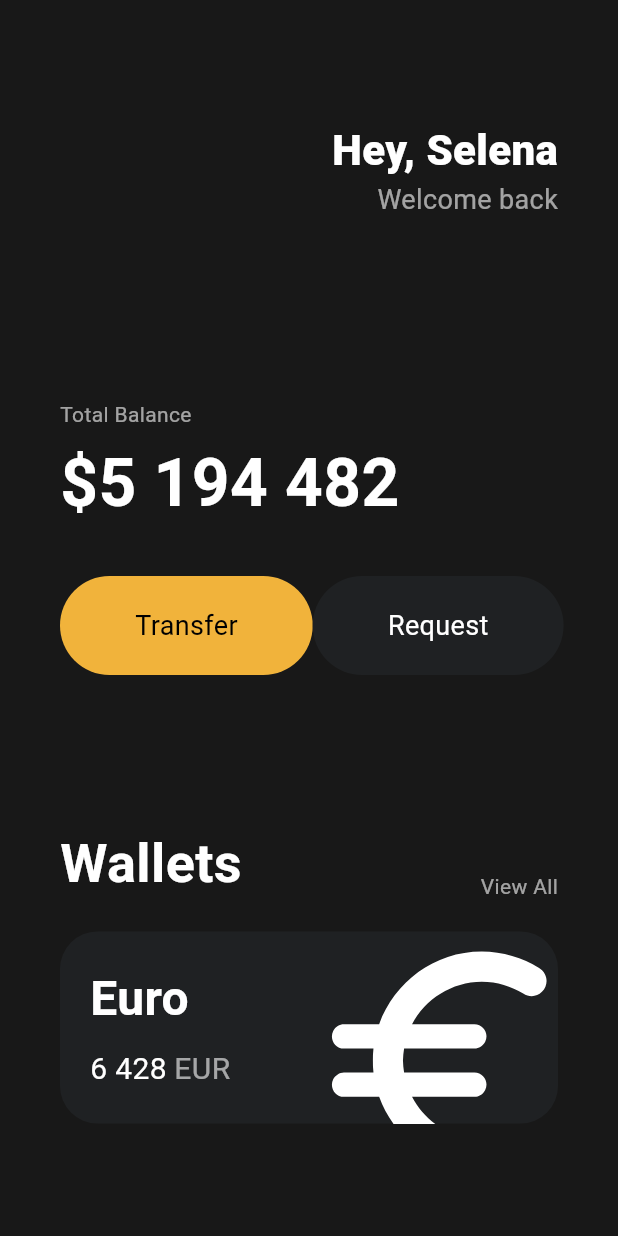
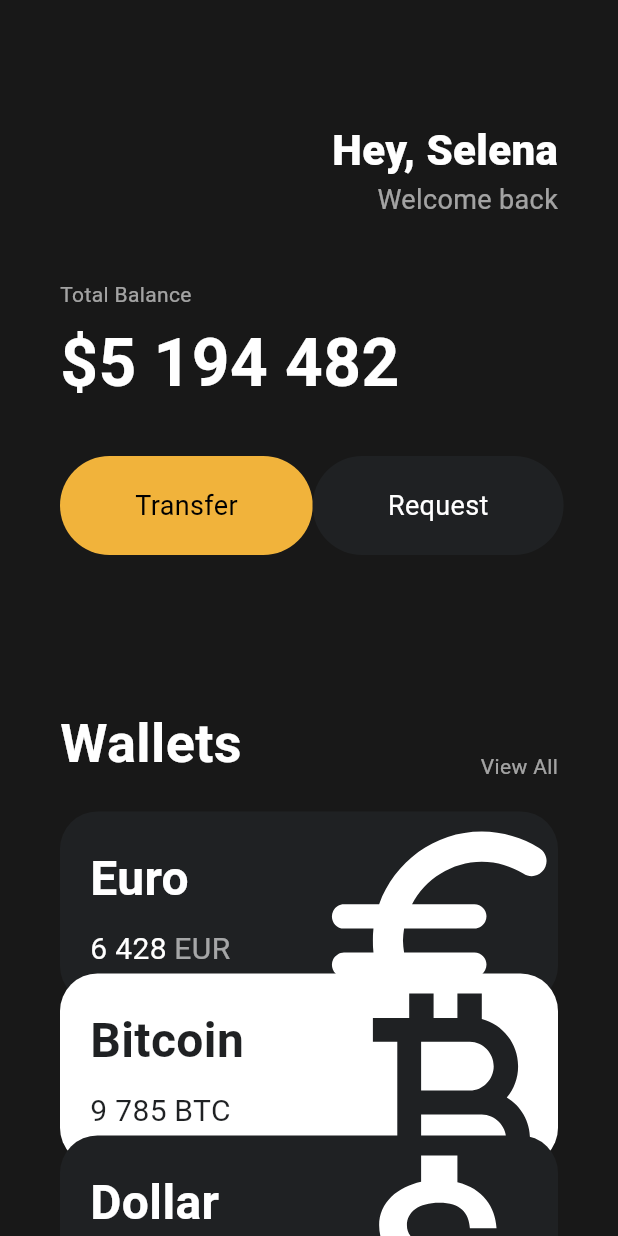
Before and after one commit to alwayz0121/webtoon_app, a Flutter app: the screen it shows after launch, on a phone screen of 412 x 824 dp. Run offline on Flutter 3.47's test engine with Material 3 defaults, Android fonts, the phone set to English and light mode, and no system bars.

Commit message:
Design: Card Widget - transform : order

```diff
--- a/lib/main.dart
+++ b/lib/main.dart
@@ -1,5 +1,6 @@
 import 'package:flutter/material.dart';
 import 'package:webtoon_app/widgets/button.dart';
+import 'package:webtoon_app/widgets/currency_card.dart';
 
 void main() {
   runApp(const MyApp());
@@ -10,16 +11,17 @@ class MyApp extends StatelessWidget {
 
   @override
   Widget build(BuildContext context) {
-    return MaterialApp(
+    return const MaterialApp(
       home: Scaffold(
-        backgroundColor: const Color(0XFF181818),
-        body: Padding(
-          padding: const EdgeInsets.symmetric(horizontal: 40),
+        backgroundColor: Color(0XFF181818),
+        body: SingleChildScrollView(
+          child: Padding(
+            padding: EdgeInsets.symmetric(horizontal: 40),
             child: Column(
               crossAxisAlignment: CrossAxisAlignment.start,
               children: [
-              const SizedBox(height: 80),
-              const Row(
+                SizedBox(height: 80),
+                Row(
                   mainAxisAlignment: MainAxisAlignment.end,
                   children: [
                     Column(
@@ -41,13 +43,10 @@ class MyApp extends StatelessWidget {
                     ),
                   ],
                 ),
-              const SizedBox(height: 120),
-              const Text(
-                'Total Balance',
-                style: TextStyle(color: Colors.white60),
-              ),
-              const SizedBox(height: 5),
-              const Text(
+                SizedBox(height: 40),
+                Text('Total Balance', style: TextStyle(color: Colors.white60)),
+                SizedBox(height: 5),
+                Text(
                   '\$5 194 482',
                   style: TextStyle(
                     fontSize: 44,
@@ -55,8 +54,8 @@ class MyApp extends StatelessWidget {
                     color: Colors.white,
                   ),
                 ),
-              const SizedBox(height: 30),
-              const Row(
+                SizedBox(height: 30),
+                Row(
                   mainAxisAlignment: MainAxisAlignment.spaceBetween,
                   children: [
                     Button(
@@ -71,8 +70,8 @@ class MyApp extends StatelessWidget {
                     ),
                   ],
                 ),
-              const SizedBox(height: 100),
-              const Row(
+                SizedBox(height: 100),
+                Row(
                   mainAxisAlignment: MainAxisAlignment.spaceBetween,
                   crossAxisAlignment: CrossAxisAlignment.end,
                   children: [
@@ -87,67 +86,33 @@ class MyApp extends StatelessWidget {
                     Text('View All', style: TextStyle(color: Colors.white60)),
                   ],
                 ),
-              const SizedBox(height: 20),
-              Container(
-                clipBehavior: Clip.hardEdge,
-                decoration: BoxDecoration(
-                  color: const Color(0xff1f2123),
-                  borderRadius: BorderRadius.circular(25),
+                SizedBox(height: 20),
+                CurrencyCard(
+                  order: 0,
+                  name: 'Euro',
+                  code: 'EUR',
+                  amount: '6 428',
+                  icon: Icons.euro_rounded,
+                  isInverted: false,
                 ),
-                child: Padding(
-                  padding: const EdgeInsets.all(20),
-                  child: Row(
-                    mainAxisAlignment: MainAxisAlignment.spaceBetween,
-                    children: [
-                      const Column(
-                        crossAxisAlignment: CrossAxisAlignment.start,
-                        children: [
-                          Text(
-                            'Euro',
-                            style: TextStyle(
-                              color: Colors.white,
-                              fontSize: 32,
-                              fontWeight: FontWeight.w600,
+                CurrencyCard(
+                  order: 1,
+                  name: 'Bitcoin',
+                  code: 'BTC',
+                  amount: '9 785',
+                  icon: Icons.currency_bitcoin,
+                  isInverted: true,
                 ),
-                          ),
-                          SizedBox(height: 10),
-                          Row(
-                            children: [
-                              Text(
-                                '6 428',
-                                style: TextStyle(
-                                  color: Colors.white,
-                                  fontSize: 20,
-                                ),
-                              ),
-                              SizedBox(width: 5),
-                              Text(
-                                'EUR',
-                                style: TextStyle(
-                                  color: Colors.white60,
-                                  fontSize: 20,
-                                ),
+                CurrencyCard(
+                  order: 2,
+                  name: 'Dollar',
+                  code: 'USD',
+                  amount: '6 428',
+                  icon: Icons.attach_money_outlined,
+                  isInverted: false,
                 ),
               ],
             ),
-                        ],
-                      ),
-                      Transform.scale(
-                        scale: 2.2,
-                        child: Transform.translate(
-                          offset: const Offset(-5, 10),
-                          child: const Icon(
-                            Icons.euro_rounded,
-                            color: Colors.white,
-                            size: 88,
-                          ),
-                        ),
-                      ),
-                    ],
-                  ),
-                ),
-              ),
-            ],
           ),
         ),
       ),
--- /dev/null
+++ b/lib/widgets/currency_card.dart
@@ -0,0 +1,86 @@
+import 'package:flutter/material.dart';
+
+class CurrencyCard extends StatelessWidget {
+  final String name, code, amount;
+  final IconData icon;
+  final double order;
+
+  final bool isInverted;
+  final _blackColor = const Color(0xff1f2123);
+
+  const CurrencyCard({
+    super.key,
+    required this.name,
+    required this.code,
+    required this.amount,
+    required this.icon,
+    required this.isInverted,
+    required this.order,
+  });
+
+  @override
+  Widget build(BuildContext context) {
+    return Transform.translate(
+      offset: Offset(0, -20 * order),
+      child: Container(
+        clipBehavior: Clip.hardEdge,
+        decoration: BoxDecoration(
+          color: isInverted ? Colors.white : _blackColor,
+          borderRadius: BorderRadius.circular(25),
+        ),
+        child: Padding(
+          padding: const EdgeInsets.all(20),
+          child: Row(
+            mainAxisAlignment: MainAxisAlignment.spaceBetween,
+            children: [
+              Column(
+                crossAxisAlignment: CrossAxisAlignment.start,
+                children: [
+                  Text(
+                    name,
+                    style: TextStyle(
+                      color: isInverted ? _blackColor : Colors.white,
+                      fontSize: 32,
+                      fontWeight: FontWeight.w600,
+                    ),
+                  ),
+                  const SizedBox(height: 10),
+                  Row(
+                    children: [
+                      Text(
+                        amount,
+                        style: TextStyle(
+                          color: isInverted ? _blackColor : Colors.white,
+                          fontSize: 20,
+                        ),
+                      ),
+                      const SizedBox(width: 5),
+                      Text(
+                        code,
+                        style: TextStyle(
+                          color: isInverted ? _blackColor : Colors.white60,
+                          fontSize: 20,
+                        ),
+                      ),
+                    ],
+                  ),
+                ],
+              ),
+              Transform.scale(
+                scale: 2.2,
+                child: Transform.translate(
+                  offset: const Offset(-5, 10),
+                  child: Icon(
+                    icon,
+                    color: isInverted ? _blackColor : Colors.white,
+                    size: 88,
+                  ),
+                ),
+              ),
+            ],
+          ),
+        ),
+      ),
+    );
+  }
+}
```
Lines whose indentation alone changed are shown as unchanged.
